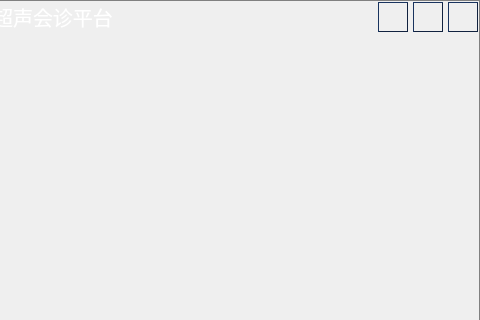
Old version of the form MFramelessWindow/MMainWindow.ui in the repository lxj434368832/MCommonLibrary; both pictures show x 544 to 1024 and y 0 to 320 of the 1024 by 768 pixel window.
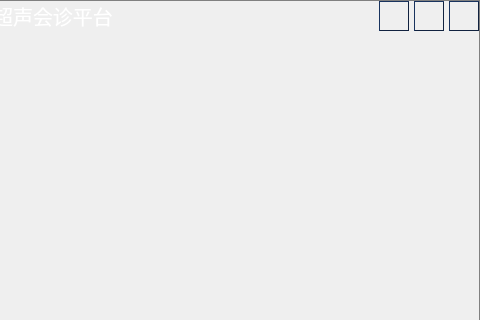
New version of the form. Icons and pictures are not drawn.

What changed in the file:
```diff
--- a/MFramelessWindow/MMainWindow.ui
+++ b/MFramelessWindow/MMainWindow.ui
@@ -1,7 +1,7 @@
 <?xml version="1.0" encoding="UTF-8"?>
 <ui version="4.0">
  <class>MMainWindow</class>
- <widget class="QFrame" name="MMainWindow">
+ <widget class="QWidget" name="MMainWindow">
   <property name="geometry">
    <rect>
     <x>0</x>
```
